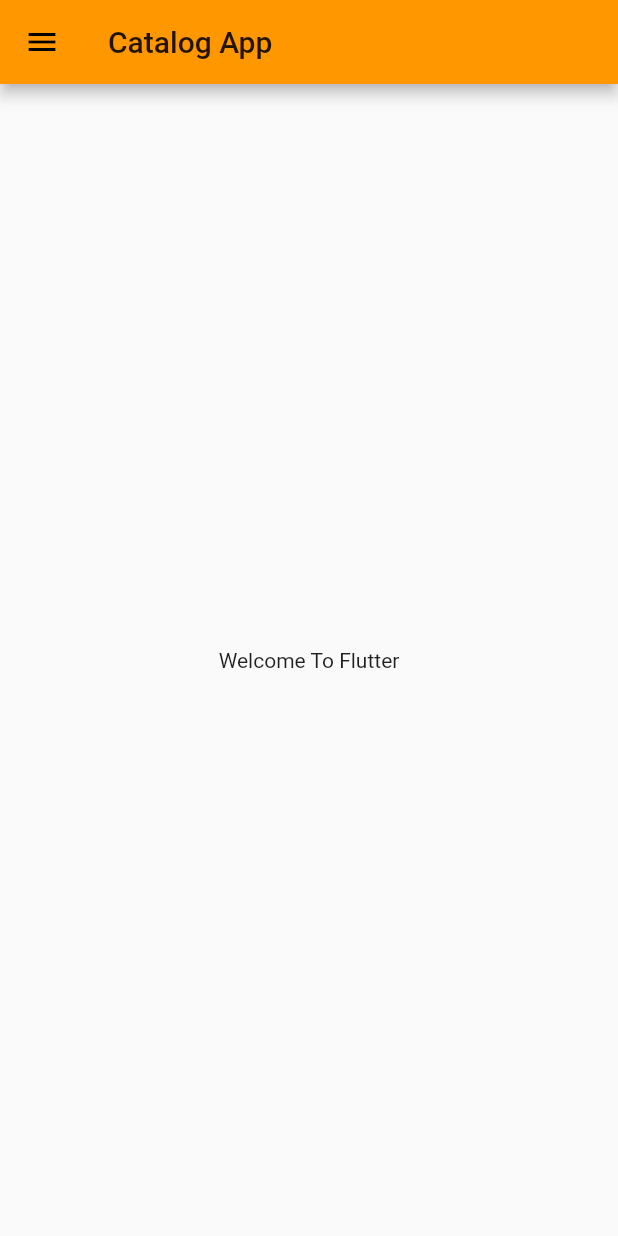
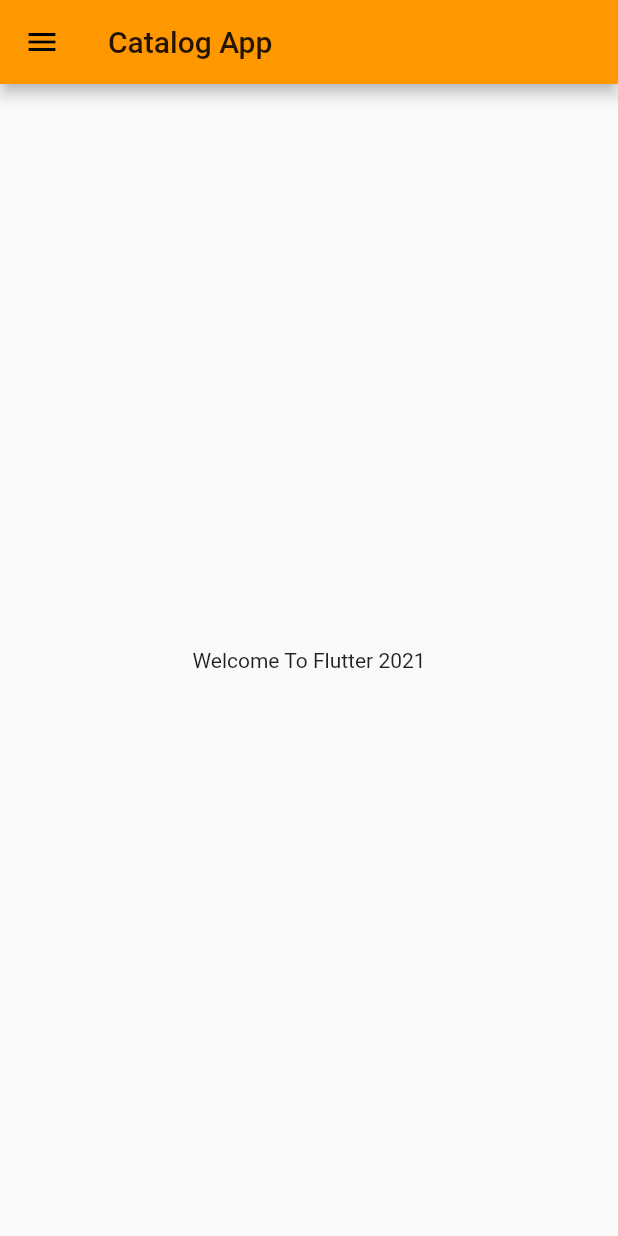
Before and after one commit to umairshah143/Flutter_Development, a Flutter app: the screen it shows after launch, on a phone screen of 412 x 824 dp. Run offline on Flutter 3.47's test engine with Material 2 defaults, Android fonts, the phone set to English and light mode, and no system bars.

Commit message:
FLutter Again After Session

```diff
--- a/lib/Pages/home.dart
+++ b/lib/Pages/home.dart
@@ -11,7 +11,7 @@ class HomePage extends StatelessWidget {
       ),
       body: Center(
         child: Container(
-          child: Text('Welcome To Flutter'),
+          child: Text('Welcome To Flutter 2021'),
         ),
       ),
       drawer: Drawer(),
--- a/lib/main.dart
+++ b/lib/main.dart
@@ -1,6 +1,10 @@
 import 'package:catalog_app/Pages/home.dart';
 import 'package:catalog_app/Pages/login.dart';
 import 'package:flutter/material.dart';
+
+/*
+flutter run -d chrome --web-port=8080 --web-hostname=10.110.164.217
+*/
 
 void main() {
   runApp(MyApp());
```
